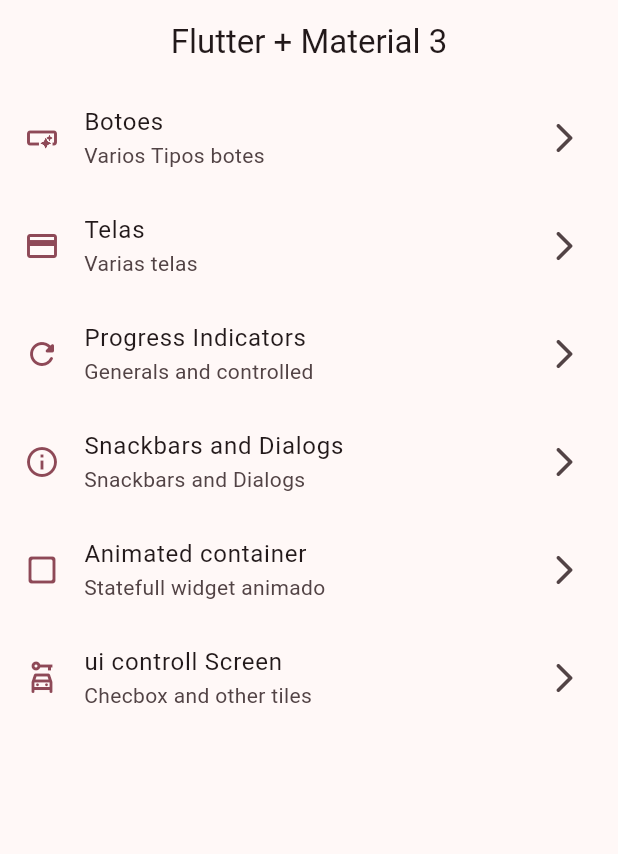
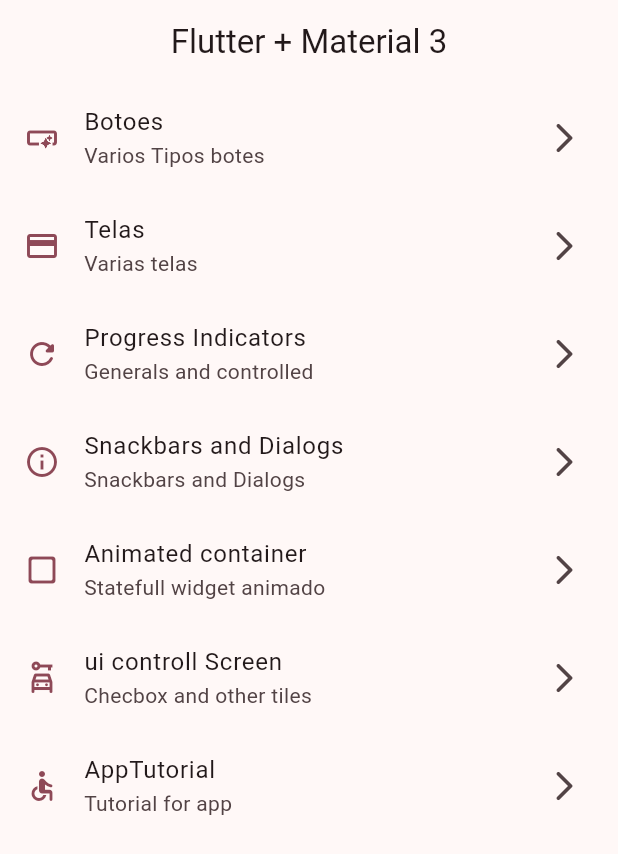
Before and after one commit to tdskrn/widgets_app, a Flutter app: the screen it shows after launch, on a phone screen of 412 x 824 dp. Shown: the top 854 px of the screen. Run offline on Flutter 3.47's test engine with Material 2 defaults, Android fonts, the phone set to English and light mode, and no system bars; our stand-ins replace go_router.

Commit message:
images add

```diff
--- a/lib/config/menu/menu_items.dart
+++ b/lib/config/menu/menu_items.dart
@@ -51,4 +51,10 @@ const appMenuItems = <MenuItem>[
     link: '/ui-controls-screen',
     icon: Icons.car_rental_outlined,
   ),
+  MenuItem(
+    title: "AppTutorial",
+    subTitle: "Tutorial for app",
+    link: '/app-tutorial-screen',
+    icon: Icons.accessible_rounded,
+  ),
 ];
--- a/lib/config/routes/routes.dart
+++ b/lib/config/routes/routes.dart
@@ -37,4 +37,9 @@ final appRouter = GoRouter(initialLocation: '/', routes: [
     path: '/ui-controls-screen',
     builder: (context, state) => const UiControlsScreen(),
   ),
+  GoRoute(
+    name: AppTutorialScreen.name,
+    path: '/app-tutorial-screen',
+    builder: (context, state) => const AppTutorialScreen(),
+  ),
 ]);
--- a/pubspec.yaml
+++ b/pubspec.yaml
@@ -18,3 +18,6 @@ dev_dependencies:
 
 flutter:
   uses-material-design: true
+
+assets:
+  - assets/images/
```
Also changed, not shown: assets/1.png (added), assets/2.png (added), assets/3.png (added), assets/jar-loading.gif (added).
